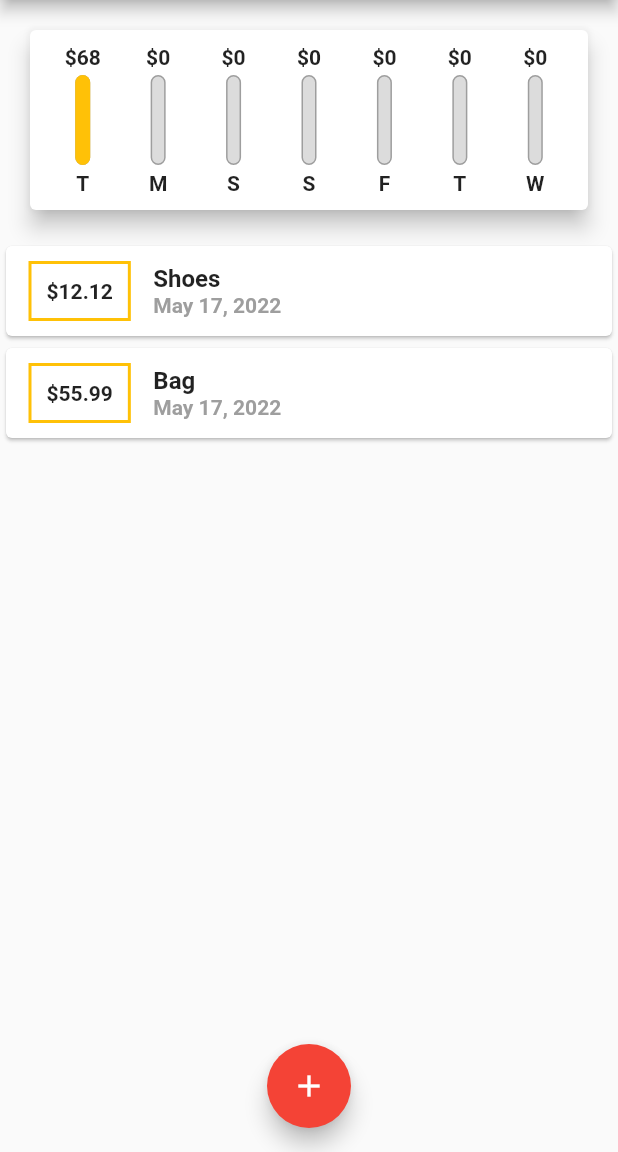
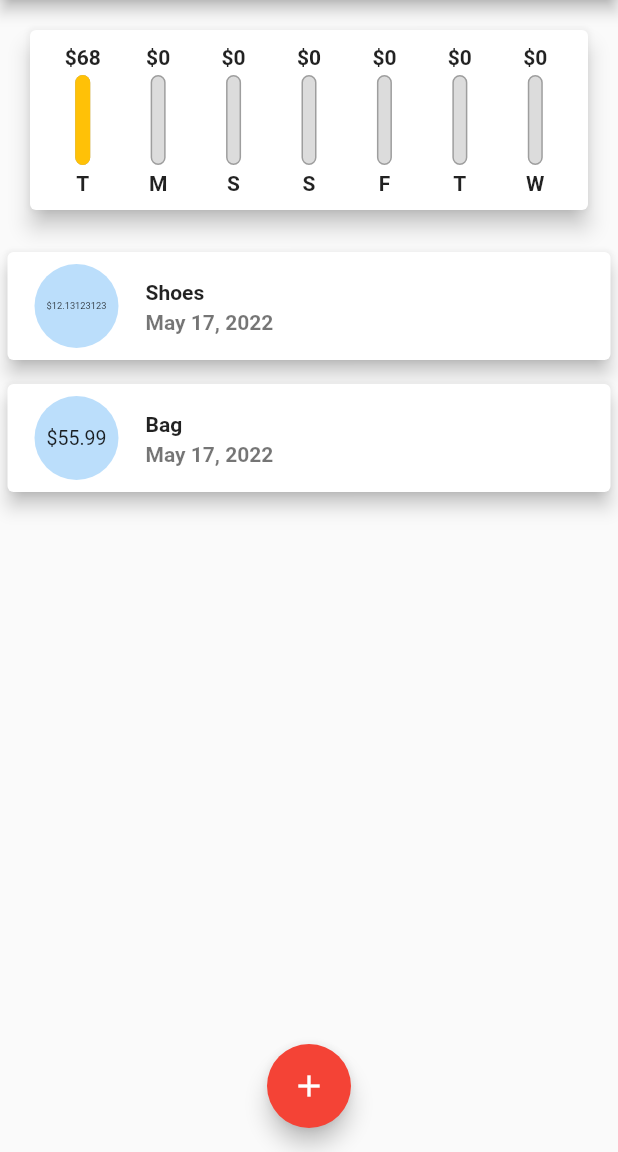
Before and after one commit to cheers-2/personal_expenses, a Flutter app: the screen it shows after launch, on a phone screen of 412 x 824 dp, the part 84-1236 px from its top. Run offline on Flutter 3.47's test engine with Material 2 defaults, Android fonts, the phone set to English and light mode, and no system bars; Roboto replaces fonts that are missing (OpenSans, Quicksand).

Commit message:
transaction list -> using Card and ListTile for making List of Transaction

```diff
--- a/lib/main.dart
+++ b/lib/main.dart
@@ -51,7 +51,7 @@ class _MyHomePageState extends State<MyHomePage> {
     Transaction(
       id: 't1',
       title: 'Shoes',
-      amount: 12.12,
+      amount: 12.13123123,
       date: DateTime.now(),
     ),
     Transaction(
--- a/lib/widgets/add_transaction.dart
+++ b/lib/widgets/add_transaction.dart
@@ -50,8 +50,8 @@ class _AddTransactionState extends State<AddTransaction> {
             Container(
               margin: const EdgeInsets.only(top: 15),
               child: ElevatedButton(
+                onPressed: submitData,
                 child: const Text('Add Transaction'),
-                onPressed: submitData,
               ),
             )
           ],
--- a/lib/widgets/bar_chart.dart
+++ b/lib/widgets/bar_chart.dart
@@ -17,7 +17,7 @@ class ChartBar extends StatelessWidget {
           child: Text('\$${spendingAMount.toStringAsFixed(0)}'),
         ),
         const SizedBox(height: 4),
-        Container(
+        SizedBox(
           height: 60,
           width: 10,
           child: Stack(
--- a/lib/widgets/transaction_list.dart
+++ b/lib/widgets/transaction_list.dart
@@ -10,7 +10,7 @@ class TransactionList extends StatelessWidget {
 
   @override
   Widget build(BuildContext context) {
-    return Container(
+    return SizedBox(
       height: 300,
       child: transactions.isEmpty
           ? Column(
@@ -22,7 +22,7 @@ class TransactionList extends StatelessWidget {
                 const SizedBox(
                   height: 10,
                 ),
-                Container(
+                SizedBox(
                   height: 250,
                   child: Image.asset(
                     'assets/images/waiting.png',
@@ -34,41 +34,28 @@ class TransactionList extends StatelessWidget {
           : ListView.builder(
               itemBuilder: (ctx, index) {
                 return Card(
-                  child: Row(
-                    children: <Widget>[
-                      Container(
-                        margin: const EdgeInsets.symmetric(
-                          vertical: 10,
-                          horizontal: 15,
-                        ),
-                        decoration: BoxDecoration(
-                          border: Border.all(
-                            color: Theme.of(context).primaryColor,
-                            width: 2,
-                          ),
-                        ),
+                  elevation: 5,
+                  margin: const EdgeInsets.symmetric(
+                    vertical: 8,
+                    horizontal: 5,
+                  ),
+                  child: ListTile(
+                    leading: CircleAvatar(
+                      radius: 30,
+                      child: Padding(
                         padding: const EdgeInsets.all(10),
-                        child: Text(
-                          '\$${transactions[index].amount.toStringAsFixed(2)}',
-                          style: Theme.of(context).textTheme.bodyText2,
+                        child: FittedBox(
+                          child: Text('\$${transactions[index].amount}'),
                         ),
                       ),
-                      Column(
-                        crossAxisAlignment: CrossAxisAlignment.start,
-                        children: <Widget>[
-                          Text(
-                            transactions[index].title,
-                            style: Theme.of(context).textTheme.bodyText1,
-                          ),
-                          Text(
-                            DateFormat.yMMMd().format(transactions[index].date),
-                            style: const TextStyle(
-                              color: Colors.grey,
-                            ),
-                          ),
-                        ],
-                      ),
-                    ],
+                    ),
+                    title: Text(
+                      transactions[index].title,
+                      style: Theme.of(context).textTheme.bodyText2,
+                    ),
+                    subtitle: Text(
+                      DateFormat.yMMMMd().format(transactions[index].date),
+                    ),
                   ),
                 );
               },
```
